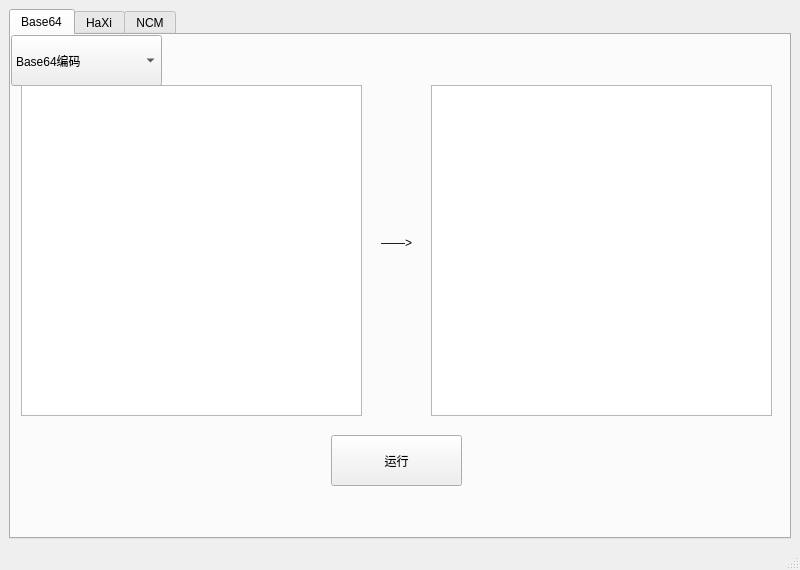
Before: the Qt Designer form mainwindow.ui in LingXiFox/Learn_QT, drawn with Qt 5.
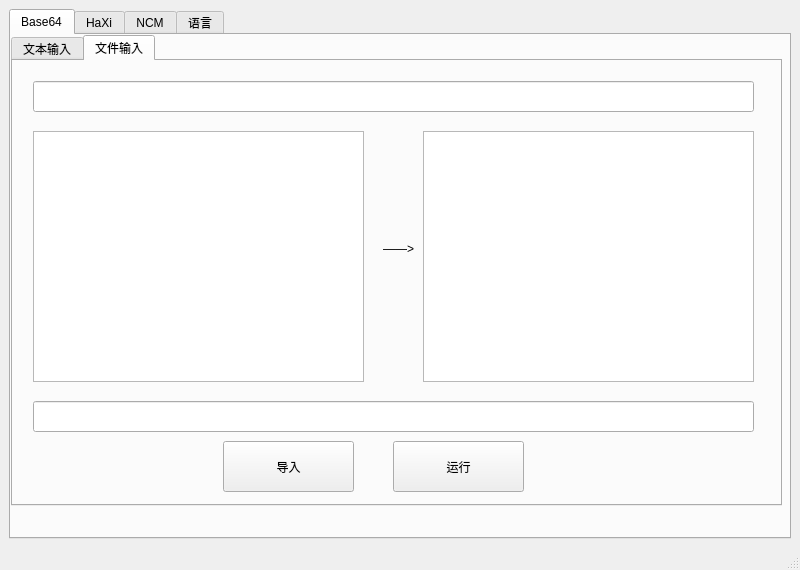
After: the same form once the commit is applied. The open tabs and pages were chosen to show the change.

Commit message: ## [0.3.0] - 2026-01-01 ### 新增 - 加入Ncm处理逻辑 - 将base64编码细分为文本输入和文件输入 - 加入语言设置备选区 ### 说明 - 运行与编译基于 CMake，依赖 Qt Widgets。

Patch:
```diff
--- a/mainwindow.ui
+++ b/mainwindow.ui
@@ -24,24 +24,47 @@
        <attribute name="title">
         <string>Base64</string>
        </attribute>
-       <widget class="QPushButton" name="ActionButton_Base64">
+       <widget class="QTabWidget" name="tabWidget_2">
         <property name="geometry">
          <rect>
-          <x>320</x>
-          <y>400</y>
-          <width>131</width>
-          <height>51</height>
+          <x>0</x>
+          <y>0</y>
+          <width>771</width>
+          <height>471</height>
          </rect>
         </property>
-        <property name="text">
-         <string>运行</string>
+        <property name="currentIndex">
+         <number>1</number>
+        </property>
+        <widget class="QWidget" name="Tab_Text">
+         <attribute name="title">
+          <string>文本输入</string>
+         </attribute>
+         <widget class="QTextEdit" name="OutputBox_Base64">
+          <property name="geometry">
+           <rect>
+            <x>410</x>
+            <y>30</y>
+            <width>341</width>
+            <height>331</height>
+           </rect>
+          </property>
+         </widget>
+         <widget class="QTextEdit" name="InputBox_Base64">
+          <property name="geometry">
+           <rect>
+            <x>10</x>
+            <y>30</y>
+            <width>341</width>
+            <height>331</height>
+           </rect>
         </property>
        </widget>
        <widget class="QComboBox" name="ChoiceMode_Base64">
         <property name="geometry">
          <rect>
           <x>0</x>
-          <y>0</y>
+            <y>-10</y>
           <width>151</width>
           <height>51</height>
          </rect>
@@ -57,31 +80,72 @@
          </property>
         </item>
        </widget>
-       <widget class="QTextEdit" name="InputBox_Base64">
+         <widget class="QPushButton" name="ActionButton_Base64">
         <property name="geometry">
          <rect>
-          <x>10</x>
-          <y>50</y>
-          <width>341</width>
-          <height>331</height>
-         </rect>
-        </property>
-       </widget>
-       <widget class="QTextEdit" name="OutputBox_Base64">
-        <property name="geometry">
-         <rect>
-          <x>420</x>
-          <y>50</y>
-          <width>341</width>
-          <height>331</height>
-         </rect>
+            <x>300</x>
+            <y>370</y>
+            <width>131</width>
+            <height>51</height>
+           </rect>
+          </property>
+          <property name="text">
+           <string>运行</string>
         </property>
        </widget>
        <widget class="QLabel" name="label">
         <property name="geometry">
          <rect>
+            <x>360</x>
+            <y>180</y>
+            <width>58</width>
+            <height>16</height>
+           </rect>
+          </property>
+          <property name="text">
+           <string>——&gt;</string>
+          </property>
+         </widget>
+        </widget>
+        <widget class="QWidget" name="Tab_File">
+         <attribute name="title">
+          <string>文件输入</string>
+         </attribute>
+         <widget class="QLineEdit" name="Line_File_Input_Base64">
+          <property name="geometry">
+           <rect>
+            <x>20</x>
+            <y>20</y>
+            <width>721</width>
+            <height>31</height>
+           </rect>
+          </property>
+         </widget>
+         <widget class="QTextEdit" name="Show_File_Input_Base64">
+          <property name="geometry">
+           <rect>
+            <x>20</x>
+            <y>70</y>
+            <width>331</width>
+            <height>251</height>
+           </rect>
+          </property>
+         </widget>
+         <widget class="QTextEdit" name="Show_File_output_Base64">
+          <property name="geometry">
+           <rect>
+            <x>410</x>
+            <y>70</y>
+            <width>331</width>
+            <height>251</height>
+           </rect>
+          </property>
+         </widget>
+         <widget class="QLabel" name="label_3">
+          <property name="geometry">
+           <rect>
           <x>370</x>
-          <y>200</y>
+            <y>180</y>
           <width>58</width>
           <height>16</height>
          </rect>
@@ -89,6 +153,44 @@
         <property name="text">
          <string>——&gt;</string>
         </property>
+         </widget>
+         <widget class="QLineEdit" name="Line_File_Output_Base64">
+          <property name="geometry">
+           <rect>
+            <x>20</x>
+            <y>340</y>
+            <width>721</width>
+            <height>31</height>
+           </rect>
+          </property>
+         </widget>
+         <widget class="QPushButton" name="Button_File_Input">
+          <property name="geometry">
+           <rect>
+            <x>210</x>
+            <y>380</y>
+            <width>131</width>
+            <height>51</height>
+           </rect>
+          </property>
+          <property name="text">
+           <string>导入</string>
+          </property>
+         </widget>
+         <widget class="QPushButton" name="Button_File_Action_Base64">
+          <property name="geometry">
+           <rect>
+            <x>380</x>
+            <y>380</y>
+            <width>131</width>
+            <height>51</height>
+           </rect>
+          </property>
+          <property name="text">
+           <string>运行</string>
+          </property>
+         </widget>
+        </widget>
        </widget>
       </widget>
       <widget class="QWidget" name="TabHaxi">
@@ -311,6 +413,11 @@
         </property>
        </widget>
       </widget>
+      <widget class="QWidget" name="TabLan">
+       <attribute name="title">
+        <string>语言</string>
+       </attribute>
+      </widget>
      </widget>
     </item>
    </layout>
```
Left out of the diff: 2 changed lines with no effect on the pictures. Lines whose indentation alone changed are shown as unchanged. The commit also changes 265 other files.
